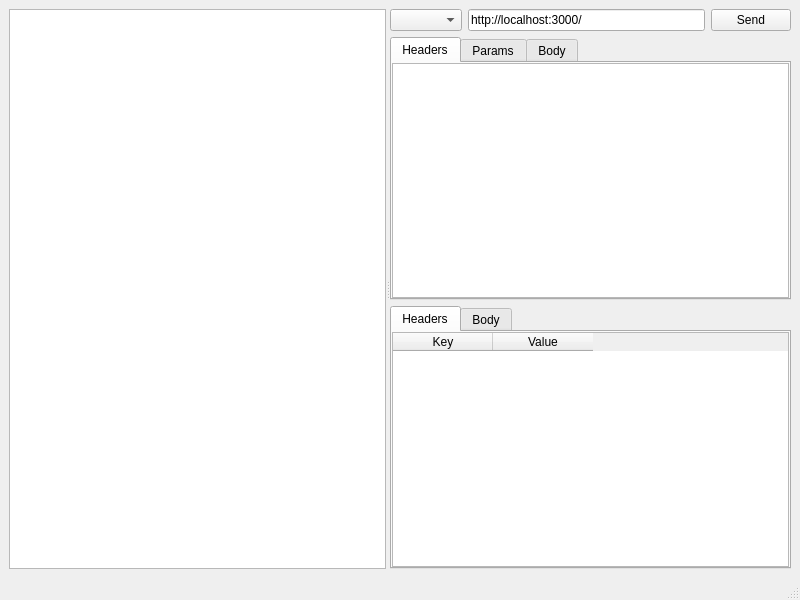
Above: mainwindow.ui from jesusha123/comet before the change. Below: the same form after it.
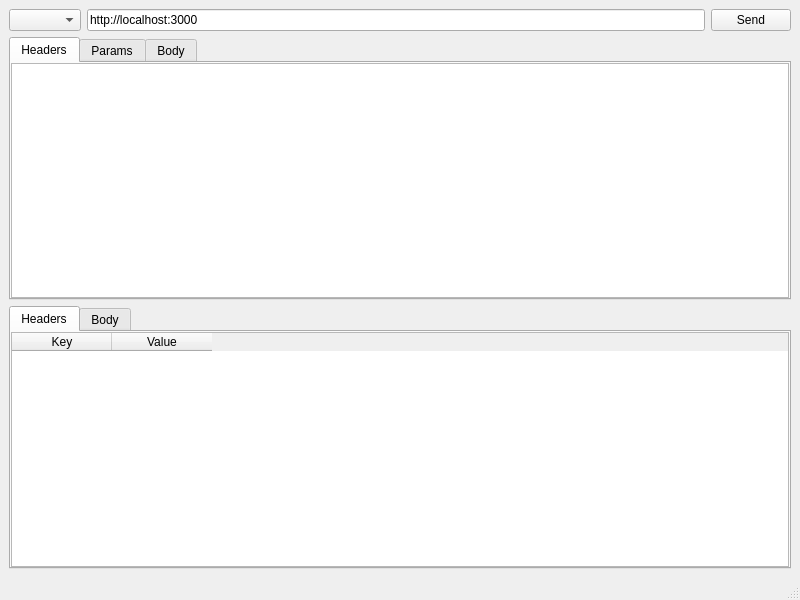
That is the form after the change. Custom widgets are drawn as their Qt base class.

Diff of the .ui file:
```diff
--- a/mainwindow.ui
+++ b/mainwindow.ui
@@ -14,24 +14,6 @@
    <string>Comet</string>
   </property>
   <widget class="QWidget" name="centralwidget">
-   <layout class="QGridLayout" name="gridLayout">
-    <item row="0" column="0">
-     <widget class="QSplitter" name="splitter">
-      <property name="orientation">
-       <enum>Qt::Horizontal</enum>
-      </property>
-      <property name="childrenCollapsible">
-       <bool>false</bool>
-      </property>
-      <widget class="QListWidget" name="requestListWidget">
-       <property name="sizePolicy">
-        <sizepolicy hsizetype="MinimumExpanding" vsizetype="Expanding">
-         <horstretch>0</horstretch>
-         <verstretch>0</verstretch>
-        </sizepolicy>
-       </property>
-      </widget>
-      <widget class="QWidget" name="layoutWidget">
        <layout class="QVBoxLayout" name="verticalLayout">
         <item>
          <layout class="QHBoxLayout" name="horizontalLayout">
@@ -41,7 +23,7 @@
           <item>
            <widget class="QLineEdit" name="urlLineEdit">
             <property name="text">
-             <string>http://localhost:3000/</string>
+         <string>http://localhost:3000</string>
             </property>
            </widget>
           </item>
@@ -112,10 +94,6 @@
            <attribute name="title">
             <string>Body</string>
            </attribute>
-          </widget>
-         </widget>
-        </item>
-       </layout>
       </widget>
      </widget>
     </item>
```
Left out of the diff: 2 changed lines with no effect on the pictures. Lines whose indentation alone changed are shown as unchanged.
